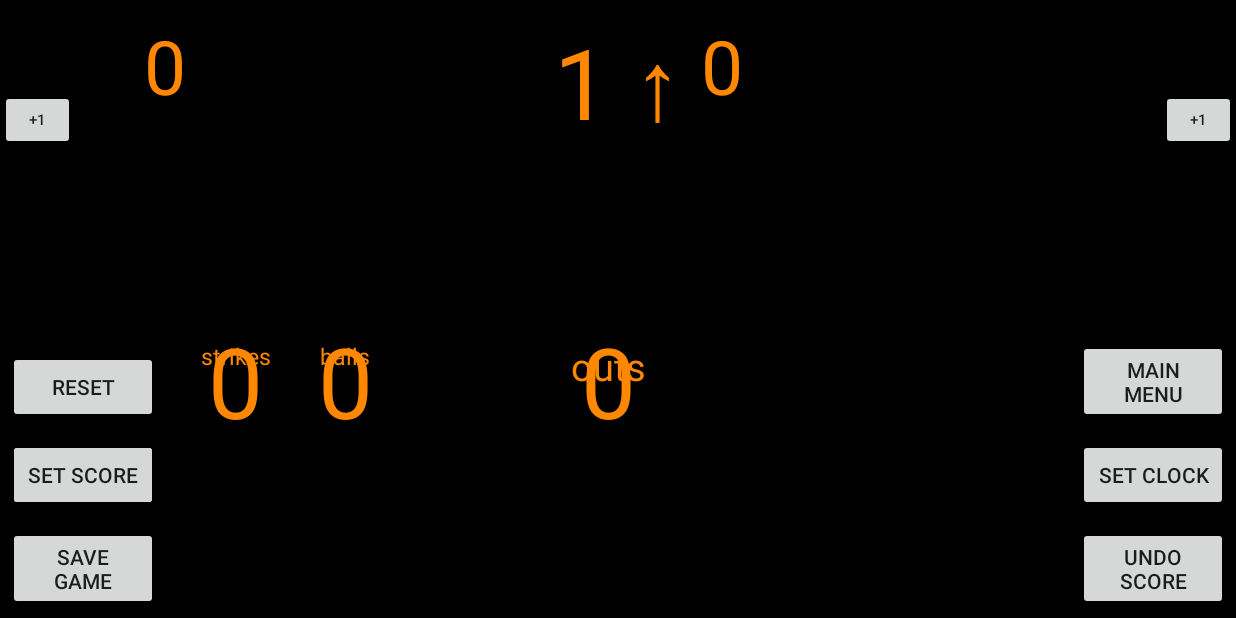
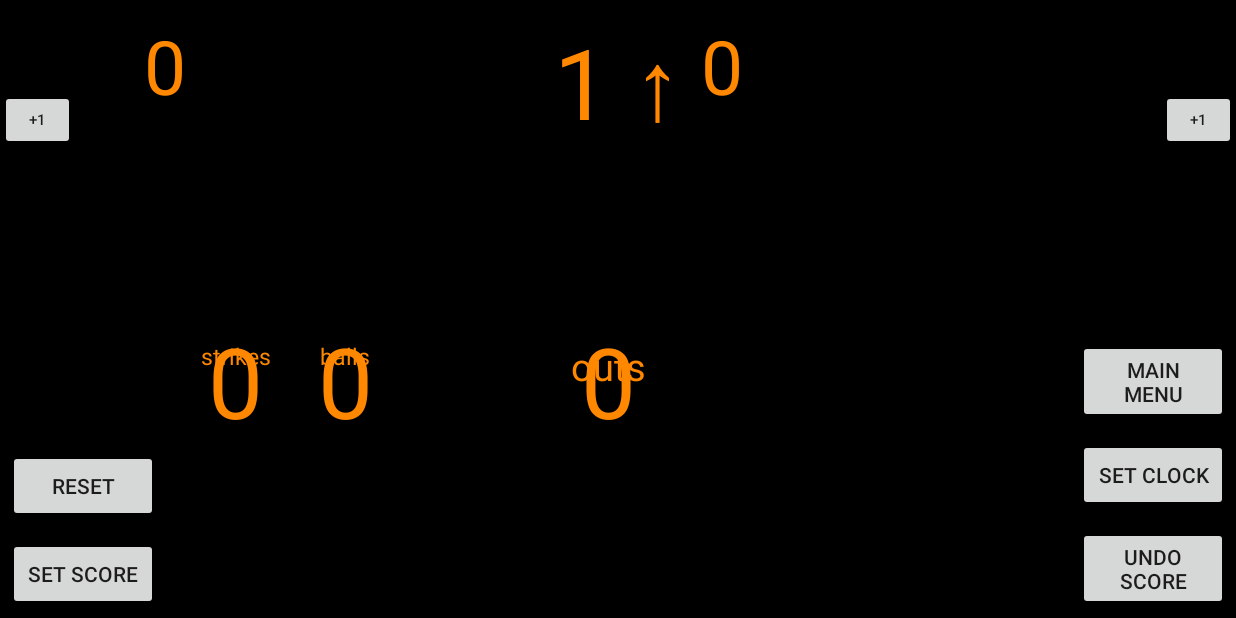
Before and after one commit to mattmill1995/semester-project-beta-release-omega, an Android app: the BaseballGameActivity screen opened directly, with no data from a screen before it, on a phone screen of 824 x 412 dp (held sideways). Run offline under Robolectric (Android 15) with nearby library versions, the phone set to English and light mode, and no system bars.

Commit message:
removed save and loading features.

```diff
--- a/app/src/main/java/com/bignerdranch/android/finalproject/BaseballGameActivity.java
+++ b/app/src/main/java/com/bignerdranch/android/finalproject/BaseballGameActivity.java
@@ -13,7 +13,7 @@ import org.w3c.dom.Text;
 
 public class BaseballGameActivity extends AppCompatActivity{
 
-    Button Team1Score_Button, Team2Score_Button, SaveGame_Button, MainMenu_Button, SetClock_Button, Reset_Button, SetScore_Button, Undo_Button;
+    Button Team1Score_Button, Team2Score_Button, MainMenu_Button, SetClock_Button, Reset_Button, SetScore_Button, Undo_Button;
     int team1Score = 0, team2Score = 0, strikes = 0, balls = 0, outs = 0;
     TextView team_1_score, team_2_score, clock_view, outs_view, balls_view, strikes_view, balls_title, strikes_title, outs_title;
     boolean team1_flag = false, team2_flag = false, clock_Start = false;
@@ -25,7 +25,6 @@ public class BaseballGameActivity extends AppCompatActivity{
         // wire up the buttons
         Team1Score_Button = (Button) findViewById(R.id.team_1_score_button_1);
         Team2Score_Button = (Button) findViewById(R.id.team_2_score_button_1);
-        SaveGame_Button = (Button) findViewById(R.id.save_game_button);
         MainMenu_Button = (Button) findViewById(R.id.main_menu_button);
         SetClock_Button = (Button) findViewById(R.id.set_clock_button);
         Reset_Button = (Button) findViewById(R.id.reset_button);
--- a/app/src/main/java/com/bignerdranch/android/finalproject/BasketballGameActivity.java
+++ b/app/src/main/java/com/bignerdranch/android/finalproject/BasketballGameActivity.java
@@ -13,7 +13,7 @@ public class BasketballGameActivity extends AppCompatActivity{
 
     final int base_time = 6000;
 
-    Button Team1Score1_Button, Team2Score1_Button, Team1Score2_Button, Team2Score2_Button, Team1Score3_Button, Team2Score3_Button, SaveGame_Button, MainMenu_Button, SetClock_Button, Reset_Button, SetScore_Button, Undo_Button;
+    Button Team1Score1_Button, Team2Score1_Button, Team1Score2_Button, Team2Score2_Button, Team1Score3_Button, Team2Score3_Button, MainMenu_Button, SetClock_Button, Reset_Button, SetScore_Button, Undo_Button;
     int team1Score = 0, team2Score = 0, clock_value = base_time, lastScore, shot_clock_value = 30000, half_number = 1;
     long minutes, seconds, current_clock_value;
     TextView team_1_score, team_2_score, clock_view, shotclock_view, quarter_view;
@@ -72,7 +72,6 @@ public class BasketballGameActivity extends AppCompatActivity{
         Team2Score2_Button = (Button) findViewById(R.id.team_2_score_button_2);
         Team1Score3_Button = (Button) findViewById(R.id.team_1_score_button_3);
         Team2Score3_Button = (Button) findViewById(R.id.team_2_score_button_3);
-        SaveGame_Button = (Button) findViewById(R.id.save_game_button);
         MainMenu_Button = (Button) findViewById(R.id.main_menu_button);
         SetClock_Button = (Button) findViewById(R.id.set_clock_button);
         Reset_Button = (Button) findViewById(R.id.reset_button);
--- a/app/src/main/java/com/bignerdranch/android/finalproject/FootballGameActivity.java
+++ b/app/src/main/java/com/bignerdranch/android/finalproject/FootballGameActivity.java
@@ -13,7 +13,7 @@ public class FootballGameActivity extends AppCompatActivity{
 
     final int base_time = 600000;
 
-    Button Team1Score1_Button, Team2Score1_Button, Team1Score2_Button, Team2Score2_Button, Team1Score3_Button, Team2Score3_Button, Team1Score6_Button, Team2Score6_Button, SaveGame_Button, MainMenu_Button, SetClock_Button, Reset_Button, SetScore_Button, Undo_Button;
+    Button Team1Score1_Button, Team2Score1_Button, Team1Score2_Button, Team2Score2_Button, Team1Score3_Button, Team2Score3_Button, Team1Score6_Button, Team2Score6_Button, MainMenu_Button, SetClock_Button, Reset_Button, SetScore_Button, Undo_Button;
     int team1Score = 0, team2Score = 0, clock_value = base_time, lastScore, quarter = 1, down = 1;
     long minutes, seconds, current_clock_value;
     TextView team_1_score, team_2_score, clock_view, quarter_view, downs_view, downs_title, quarter_title;
@@ -61,7 +61,6 @@ public class FootballGameActivity extends AppCompatActivity{
         Team2Score3_Button = (Button) findViewById(R.id.team_2_score_button_3);
         Team1Score6_Button = (Button) findViewById(R.id.team_1_score_button_6);
         Team2Score6_Button = (Button) findViewById(R.id.team_2_score_button_6);
-        SaveGame_Button = (Button) findViewById(R.id.save_game_button);
         MainMenu_Button = (Button) findViewById(R.id.main_menu_button);
         SetClock_Button = (Button) findViewById(R.id.set_clock_button);
         Reset_Button = (Button) findViewById(R.id.reset_button);
--- a/app/src/main/java/com/bignerdranch/android/finalproject/QuickGameActivity.java
+++ b/app/src/main/java/com/bignerdranch/android/finalproject/QuickGameActivity.java
@@ -14,7 +14,7 @@ public class QuickGameActivity extends AppCompatActivity{
 
     final int baseTime = 600000;
 
-    Button Team1Score_Button, Team2Score_Button, SaveGame_Button, MainMenu_Button, SetClock_Button, Reset_Button, SetScore_Button, Undo_Button;
+    Button Team1Score_Button, Team2Score_Button, MainMenu_Button, SetClock_Button, Reset_Button, SetScore_Button, Undo_Button;
     int team1Score = 0, team2Score = 0, clock_value = baseTime;
     long minutes, seconds, current_clock_value;
     TextView team_1_score, team_2_score, clock_view;
@@ -58,7 +58,6 @@ public class QuickGameActivity extends AppCompatActivity{
         // wire up the buttons
         Team1Score_Button = (Button) findViewById(R.id.team_1_score_button);
         Team2Score_Button = (Button) findViewById(R.id.team_2_score_button);
-        SaveGame_Button = (Button) findViewById(R.id.save_game_button);
         MainMenu_Button = (Button) findViewById(R.id.main_menu_button);
         SetClock_Button = (Button) findViewById(R.id.set_clock_button);
         Reset_Button = (Button) findViewById(R.id.reset_button);
--- a/app/src/main/java/com/bignerdranch/android/finalproject/SoccerGameActivity.java
+++ b/app/src/main/java/com/bignerdranch/android/finalproject/SoccerGameActivity.java
@@ -13,7 +13,7 @@ public class SoccerGameActivity extends AppCompatActivity{
 
     final int basetime = 6000;
 
-    Button Team1Score_Button, Team2Score_Button, SaveGame_Button, MainMenu_Button, SetClock_Button, Reset_Button, SetScore_Button, Undo_Button;
+    Button Team1Score_Button, Team2Score_Button, MainMenu_Button, SetClock_Button, Reset_Button, SetScore_Button, Undo_Button;
     int team1Score = 0, team2Score = 0, clock_value = basetime, quarter = 1, shot_clock_value = 30000;
     long minutes, seconds, current_clock_value;
     TextView team_1_score, team_2_score, clock_view, quarter_view, shotclock_view;
@@ -68,7 +68,6 @@ public class SoccerGameActivity extends AppCompatActivity{
         // wire up the buttons
         Team1Score_Button = (Button) findViewById(R.id.team_1_score_button_1);
         Team2Score_Button = (Button) findViewById(R.id.team_2_score_button_1);
-        SaveGame_Button = (Button) findViewById(R.id.save_game_button);
         MainMenu_Button = (Button) findViewById(R.id.main_menu_button);
         SetClock_Button = (Button) findViewById(R.id.set_clock_button);
         Reset_Button = (Button) findViewById(R.id.reset_button);
--- a/app/src/main/java/com/bignerdranch/android/finalproject/UltimateGameActivity.java
+++ b/app/src/main/java/com/bignerdranch/android/finalproject/UltimateGameActivity.java
@@ -11,7 +11,7 @@ import android.widget.TextView;
 
 public class UltimateGameActivity extends AppCompatActivity{
 
-    Button Team1Score_Button, Team2Score_Button, SaveGame_Button, MainMenu_Button, SetClock_Button, Reset_Button, SetScore_Button, Undo_Button;
+    Button Team1Score_Button, Team2Score_Button, MainMenu_Button, SetClock_Button, Reset_Button, SetScore_Button, Undo_Button;
     int team1Score = 0, team2Score = 0, clock_value = 600000;
     long minutes, seconds, current_clock_value;
     TextView team_1_score, team_2_score, clock_view;
@@ -54,7 +54,6 @@ public class UltimateGameActivity extends AppCompatActivity{
         // wire up the buttons
         Team1Score_Button = (Button) findViewById(R.id.team_1_score_button_1);
         Team2Score_Button = (Button) findViewById(R.id.team_2_score_button_1);
-        SaveGame_Button = (Button) findViewById(R.id.save_game_button);
         MainMenu_Button = (Button) findViewById(R.id.main_menu_button);
         SetClock_Button = (Button) findViewById(R.id.set_clock_button);
         Reset_Button = (Button) findViewById(R.id.reset_button);
--- a/app/src/main/java/com/bignerdranch/android/finalproject/VolleyballGameActivity.java
+++ b/app/src/main/java/com/bignerdranch/android/finalproject/VolleyballGameActivity.java
@@ -11,7 +11,7 @@ import android.widget.TextView;
 
 public class VolleyballGameActivity extends AppCompatActivity{
 
-    Button Team1Score_Button, Team2Score_Button, SaveGame_Button, MainMenu_Button, SetClock_Button, Reset_Button, SetScore_Button, Undo_Button;
+    Button Team1Score_Button, Team2Score_Button, MainMenu_Button, SetClock_Button, Reset_Button, SetScore_Button, Undo_Button;
     int team1Score = 0, team2Score = 0, team1Wins = 0, team2Wins = 0;
     TextView team_1_score, team_2_score, team_1_wins, team_2_wins;
     boolean team1_flag = false, team2_flag = false;
@@ -27,7 +27,6 @@ public class VolleyballGameActivity extends AppCompatActivity{
         // wire up the buttons
         Team1Score_Button = (Button) findViewById(R.id.team_1_score_button_1);
         Team2Score_Button = (Button) findViewById(R.id.team_2_score_button_1);
-        SaveGame_Button = (Button) findViewById(R.id.save_game_button);
         MainMenu_Button = (Button) findViewById(R.id.main_menu_button);
         SetClock_Button = (Button) findViewById(R.id.set_clock_button);
         Reset_Button = (Button) findViewById(R.id.reset_button);
--- a/app/src/main/res/layout/baseball_game.xml
+++ b/app/src/main/res/layout/baseball_game.xml
@@ -22,14 +22,7 @@
         android:text="+1"
         android:layout_marginTop="60dp"/>
 
-    <Button
-        android:id="@+id/save_game_button"
-        android:layout_width="100dp"
-        android:layout_height="wrap_content"
-        android:layout_margin="5dp"
-        android:layout_alignParentBottom="true"
-        android:text="Save Game"
-        />
+
 
     <Button
         android:id="@+id/undo_button"
@@ -65,16 +58,9 @@
         android:layout_width="100dp"
         android:layout_height="wrap_content"
         android:layout_margin="5dp"
-        android:layout_above="@id/save_game_button"
+        android:layout_alignParentBottom="true"
         android:text="Set Score"/>
 
-    <Button
-        android:id="@+id/button"
-        android:layout_width="100dp"
-        android:layout_height="wrap_content"
-        android:layout_above="@id/save_game_button"
-        android:layout_margin="5dp"
-        android:text="Set Score"/>
 
     <Button
         android:id="@+id/reset_button"
@@ -151,8 +137,8 @@
         android:layout_alignBottom="@+id/outs_indicator"
         android:layout_marginLeft="21dp"
         android:layout_marginStart="21dp"
-        android:layout_toEndOf="@+id/save_game_button"
-        android:layout_toRightOf="@+id/save_game_button"
+        android:layout_toEndOf="@+id/set_score_button"
+        android:layout_toRightOf="@+id/set_score_button"
         android:textAlignment="center"
         android:textColor="@android:color/holo_orange_dark"
         android:textSize="65dp"/>
```
Also changed, not shown: app/src/main/java/com/bignerdranch/android/finalproject/MainMenuActivity.java (+1 -10 lines), app/src/main/res/layout-land/football_game.xml (+2 -11 lines), app/src/main/res/layout-land/quick_game.xml (+1 -9 lines), app/src/main/res/layout/activity_main_menu.xml (+2 -9 lines), app/src/main/res/layout/basketball_game.xml (+2 -9 lines), app/src/main/res/layout/soccer_game.xml (+2 -9 lines), app/src/main/res/layout/ultimate_game.xml (+1 -9 lines), app/src/main/res/layout/volleyball_game.xml (+1 -9 lines).
